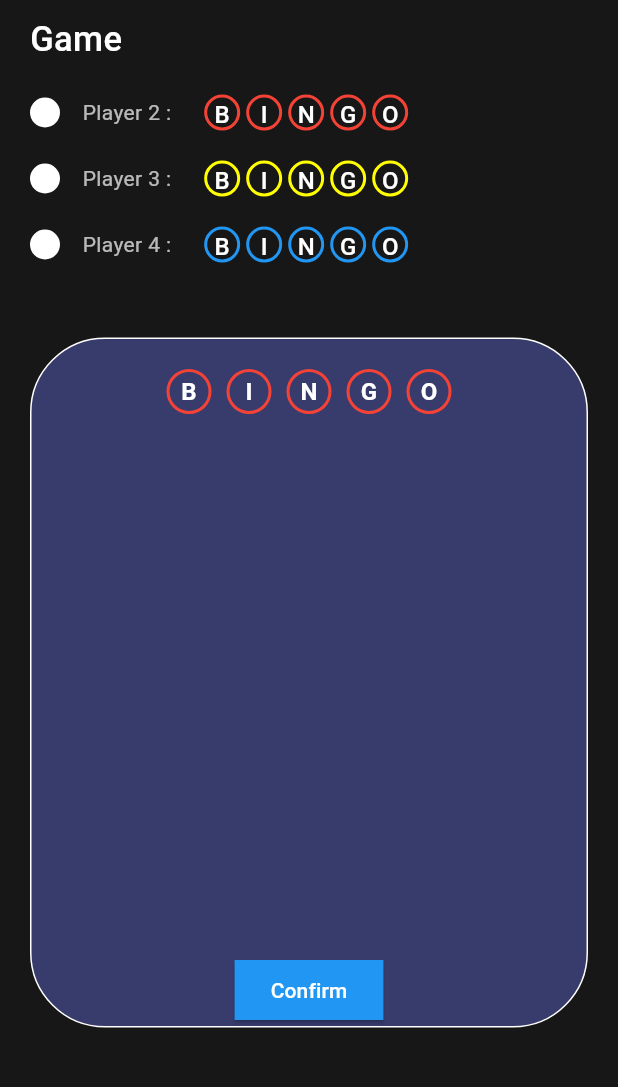
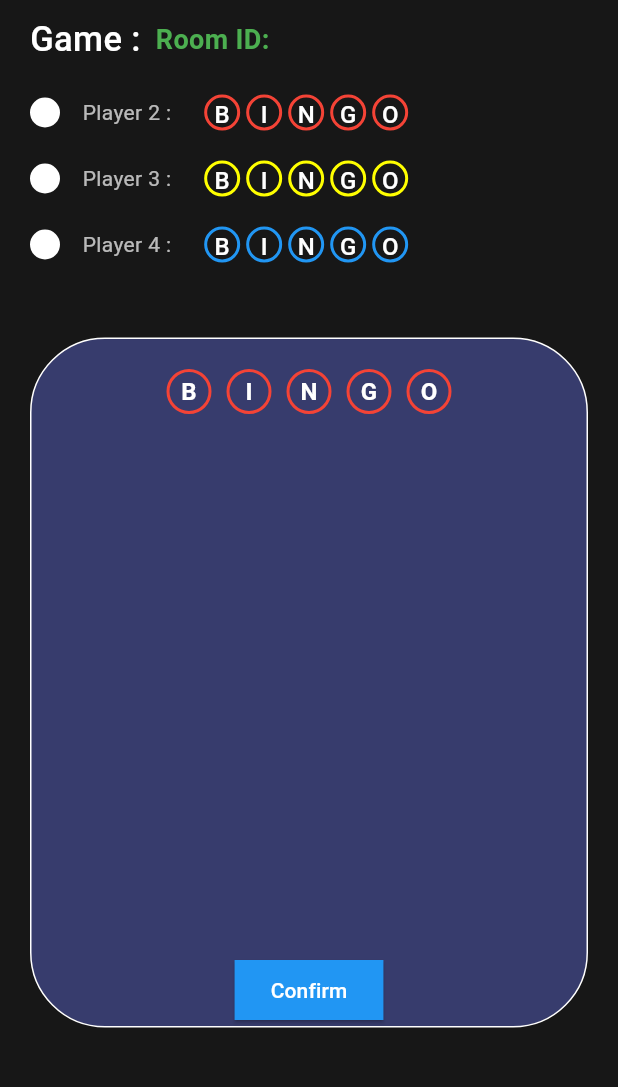
Before and after one commit to nithish25kumar/bingo-game-app, a Flutter app: the Game screen opened directly with empty values, on a phone screen of 412 x 824 dp, the part 84-1171 px from its top. Run offline on Flutter 3.47's test engine with Material 3 defaults, Android fonts, the light colour scheme and no system bars; our stand-ins replace cloud_firestore, firebase_auth, firebase_core, google_sign_in; accounts and stored records are empty.

Commit message:
feat : display room id in game screen

```diff
--- a/lib/repositary/screens/gameSettings/customizeBoard.dart
+++ b/lib/repositary/screens/gameSettings/customizeBoard.dart
@@ -5,11 +5,13 @@ import '../playersplayarea/game.dart';
 class Customizeboard extends StatefulWidget {
   final Color selectedColor;
   final int selectedTimer;
+  final String roomCode;
 
   const Customizeboard({
     super.key,
     required this.selectedColor,
     required this.selectedTimer,
+    required this.roomCode,
   });
 
   @override
@@ -142,6 +144,7 @@ class _CustomizeboardState extends State<Customizeboard> {
                                     selectedColor: widget.selectedColor,
                                     selectedTimer: widget.selectedTimer,
                                     customBoard: numbers,
+                                    roomCode: widget.roomCode,
                                   ),
                                 ),
                               );
--- a/lib/repositary/screens/gameSettings/gameSettings.dart
+++ b/lib/repositary/screens/gameSettings/gameSettings.dart
@@ -34,6 +34,7 @@ class _GamesettingsState extends State<Gamesettings> {
         builder: (_) => Customizeboard(
           selectedColor: selectedColor ?? Colors.deepPurpleAccent,
           selectedTimer: selectedTimer,
+          roomCode: roomCode,
         ),
       ),
     );
--- a/lib/repositary/screens/playersplayarea/game.dart
+++ b/lib/repositary/screens/playersplayarea/game.dart
@@ -8,14 +8,15 @@ class Game extends StatefulWidget {
   final Color selectedColor;
   final int selectedTimer;
   final List<int> customBoard;
+  final String roomCode; // add this
 
   const Game({
     super.key,
     required this.selectedColor,
     required this.selectedTimer,
     required this.customBoard,
+    required this.roomCode,
   });
-
   @override
   State<Game> createState() => _GameState();
 }
@@ -130,13 +131,28 @@ class _GameState extends State<Game> {
             child: Column(
               crossAxisAlignment: CrossAxisAlignment.start,
               children: [
+                Row(
+                  children: [
                     Text(
-                  "Game",
+                      "Game :",
                       style: TextStyle(
                         color: Colors.white,
                         fontSize: 23,
                         fontWeight: FontWeight.w500,
                       ),
+                    ),
+                    SizedBox(
+                      width: 10,
+                    ),
+                    Text(
+                      "Room ID: ${widget.roomCode}",
+                      style: TextStyle(
+                        color: Colors.green,
+                        fontSize: 18,
+                        fontWeight: FontWeight.bold,
+                      ),
+                    ),
+                  ],
                 ),
                 SizedBox(height: 20),
                 _buildPlayerRow("Player 2 :", Colors.red),
```
Also changed, not shown: lib/repositary/screens/room/room.dart (+2 -12 lines). Lines whose indentation alone changed are shown as unchanged.
